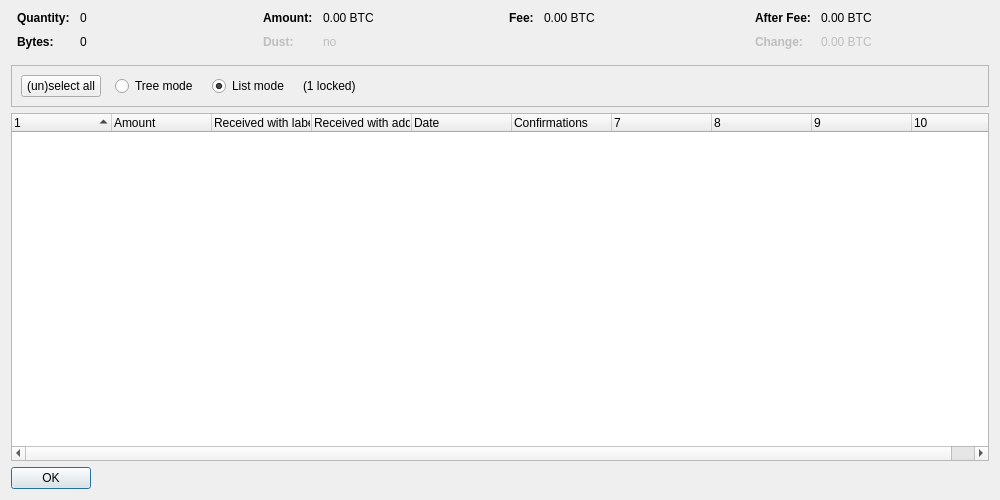
koifinance/NixCore, file src/qt/forms/coincontroldialog.ui: the form before one commit.
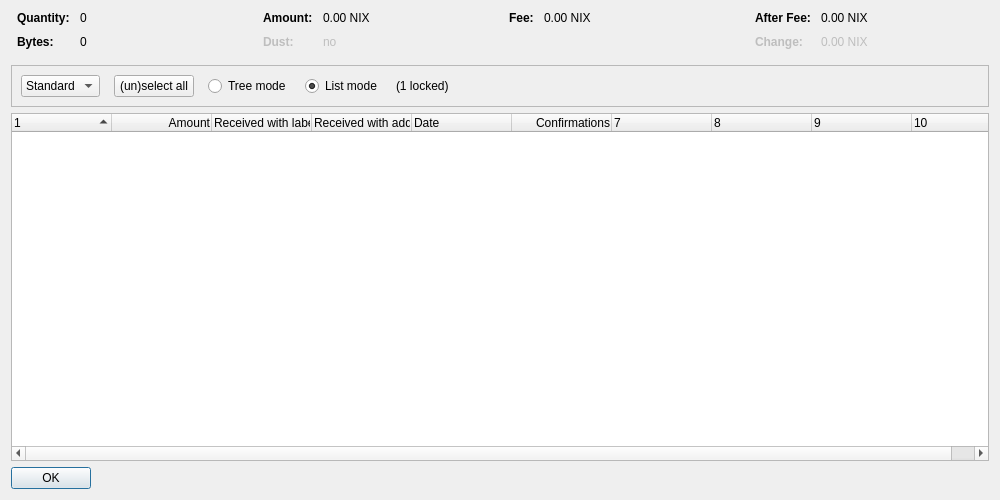
The form after the commit. Custom widgets are drawn as their Qt base class.

What changed in the file:
```diff
--- a/src/qt/forms/coincontroldialog.ui
+++ b/src/qt/forms/coincontroldialog.ui
@@ -132,7 +132,7 @@
           <enum>Qt::ActionsContextMenu</enum>
          </property>
          <property name="text">
-          <string notr="true">0.00 BTC</string>
+          <string notr="true">0.00 NIX</string>
          </property>
          <property name="textInteractionFlags">
           <set>Qt::LinksAccessibleByMouse|Qt::TextSelectableByKeyboard|Qt::TextSelectableByMouse</set>
@@ -212,7 +212,7 @@
           <enum>Qt::ActionsContextMenu</enum>
          </property>
          <property name="text">
-          <string notr="true">0.00 BTC</string>
+          <string notr="true">0.00 NIX</string>
          </property>
          <property name="textInteractionFlags">
           <set>Qt::LinksAccessibleByMouse|Qt::TextSelectableByKeyboard|Qt::TextSelectableByMouse</set>
@@ -257,7 +257,7 @@
           <enum>Qt::ActionsContextMenu</enum>
          </property>
          <property name="text">
-          <string notr="true">0.00 BTC</string>
+          <string notr="true">0.00 NIX</string>
          </property>
          <property name="textInteractionFlags">
           <set>Qt::LinksAccessibleByMouse|Qt::TextSelectableByKeyboard|Qt::TextSelectableByMouse</set>
@@ -292,7 +292,7 @@
           <enum>Qt::ActionsContextMenu</enum>
          </property>
          <property name="text">
-          <string notr="true">0.00 BTC</string>
+          <string notr="true">0.00 NIX</string>
          </property>
          <property name="textInteractionFlags">
           <set>Qt::LinksAccessibleByMouse|Qt::TextSelectableByKeyboard|Qt::TextSelectableByMouse</set>
@@ -319,10 +319,29 @@
      </property>
      <layout class="QHBoxLayout" name="horizontalLayout">
       <item>
-       <layout class="QHBoxLayout" name="horizontalLayoutPanel" stretch="0,0,0,0,0">
+       <layout class="QHBoxLayout" name="horizontalLayoutPanel" stretch="0,0,0,0,0,0">
         <property name="spacing">
          <number>14</number>
         </property>
+        <item>
+         <widget class="QComboBox" name="cbxType">
+          <item>
+           <property name="text">
+            <string>Standard</string>
+           </property>
+          </item>
+          <item>
+           <property name="text">
+            <string>Blind</string>
+           </property>
+          </item>
+          <item>
+           <property name="text">
+            <string>Anon</string>
+           </property>
+          </item>
+         </widget>
+        </item>
         <item>
          <widget class="QPushButton" name="pushButtonSelectAll">
           <property name="sizePolicy">
@@ -419,6 +438,9 @@
       <property name="text">
        <string>Amount</string>
       </property>
+      <property name="textAlignment">
+       <set>AlignTrailing|AlignVCenter</set>
+      </property>
      </column>
      <column>
       <property name="text">
@@ -442,6 +464,9 @@
       <property name="toolTip">
        <string>Confirmed</string>
       </property>
+      <property name="textAlignment">
+       <set>AlignTrailing|AlignVCenter</set>
+      </property>
      </column>
      <column>
       <property name="text">
```
